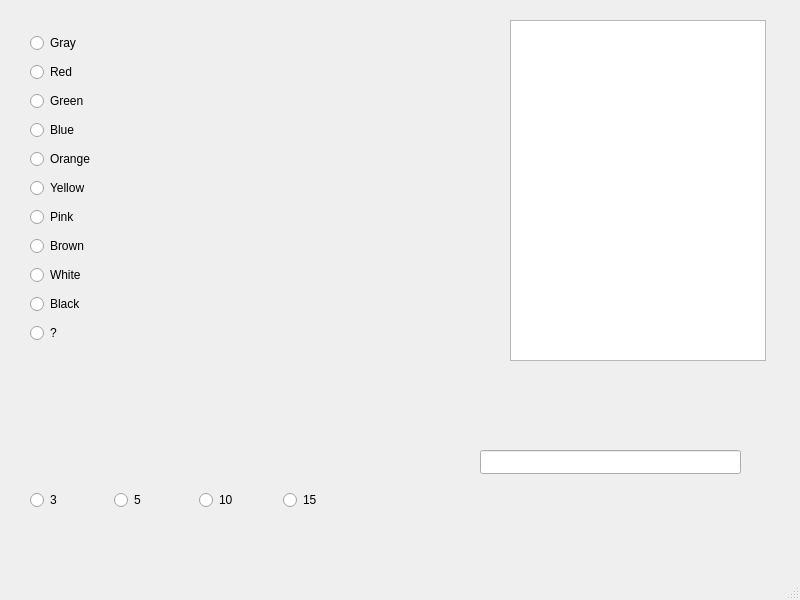
First picture: the form in GUI/mainwindow.ui, repository ProtVlad/ProjectModernCpp, before the edit.
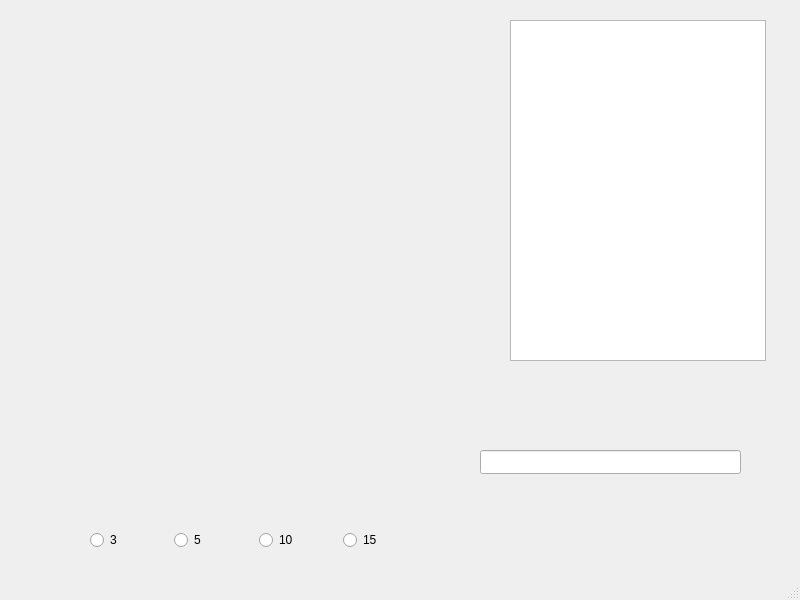
Second picture: the form after the edit.

Commit message: Replaced radio buttons with color palette

Patch:
```diff
--- a/GUI/mainwindow.ui
+++ b/GUI/mainwindow.ui
@@ -37,100 +37,11 @@
      </rect>
     </property>
    </widget>
-   <widget class="QWidget" name="verticalLayoutWidget">
-    <property name="geometry">
-     <rect>
-      <x>30</x>
-      <y>30</y>
-      <width>160</width>
-      <height>321</height>
-     </rect>
-    </property>
-    <layout class="QVBoxLayout" name="verticalLayout">
-     <item>
-      <widget class="QRadioButton" name="Gray">
-       <property name="text">
-        <string>Gray</string>
-       </property>
-      </widget>
-     </item>
-     <item>
-      <widget class="QRadioButton" name="Red">
-       <property name="text">
-        <string>Red</string>
-       </property>
-      </widget>
-     </item>
-     <item>
-      <widget class="QRadioButton" name="Green">
-       <property name="text">
-        <string>Green</string>
-       </property>
-      </widget>
-     </item>
-     <item>
-      <widget class="QRadioButton" name="Blue">
-       <property name="text">
-        <string>Blue</string>
-       </property>
-      </widget>
-     </item>
-     <item>
-      <widget class="QRadioButton" name="Orange">
-       <property name="text">
-        <string>Orange</string>
-       </property>
-      </widget>
-     </item>
-     <item>
-      <widget class="QRadioButton" name="Yellow">
-       <property name="text">
-        <string>Yellow</string>
-       </property>
-      </widget>
-     </item>
-     <item>
-      <widget class="QRadioButton" name="Pink">
-       <property name="text">
-        <string>Pink</string>
-       </property>
-      </widget>
-     </item>
-     <item>
-      <widget class="QRadioButton" name="Brown">
-       <property name="text">
-        <string>Brown</string>
-       </property>
-      </widget>
-     </item>
-     <item>
-      <widget class="QRadioButton" name="White">
-       <property name="text">
-        <string>White</string>
-       </property>
-      </widget>
-     </item>
-     <item>
-      <widget class="QRadioButton" name="Black">
-       <property name="text">
-        <string>Black</string>
-       </property>
-      </widget>
-     </item>
-     <item>
-      <widget class="QRadioButton" name="Surprise">
-       <property name="text">
-        <string>?</string>
-       </property>
-      </widget>
-     </item>
-    </layout>
-   </widget>
    <widget class="QWidget" name="horizontalLayoutWidget">
     <property name="geometry">
      <rect>
-      <x>30</x>
-      <y>470</y>
+      <x>90</x>
+      <y>510</y>
       <width>331</width>
       <height>61</height>
      </rect>
```
The commit also changes 2 other files.
